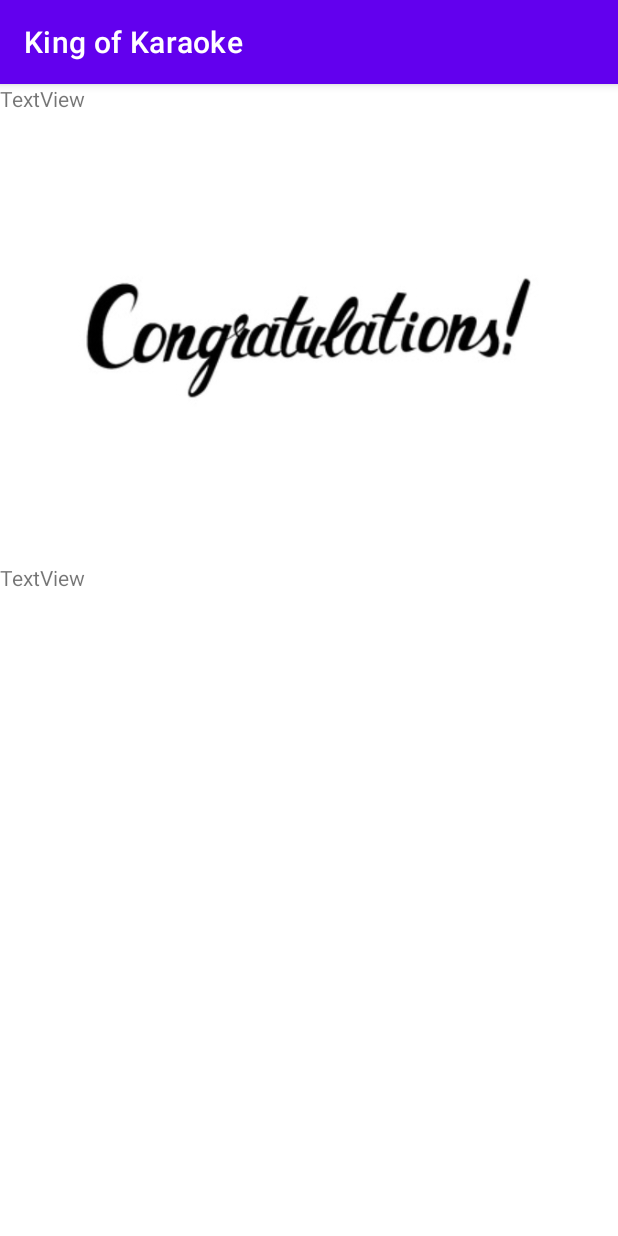
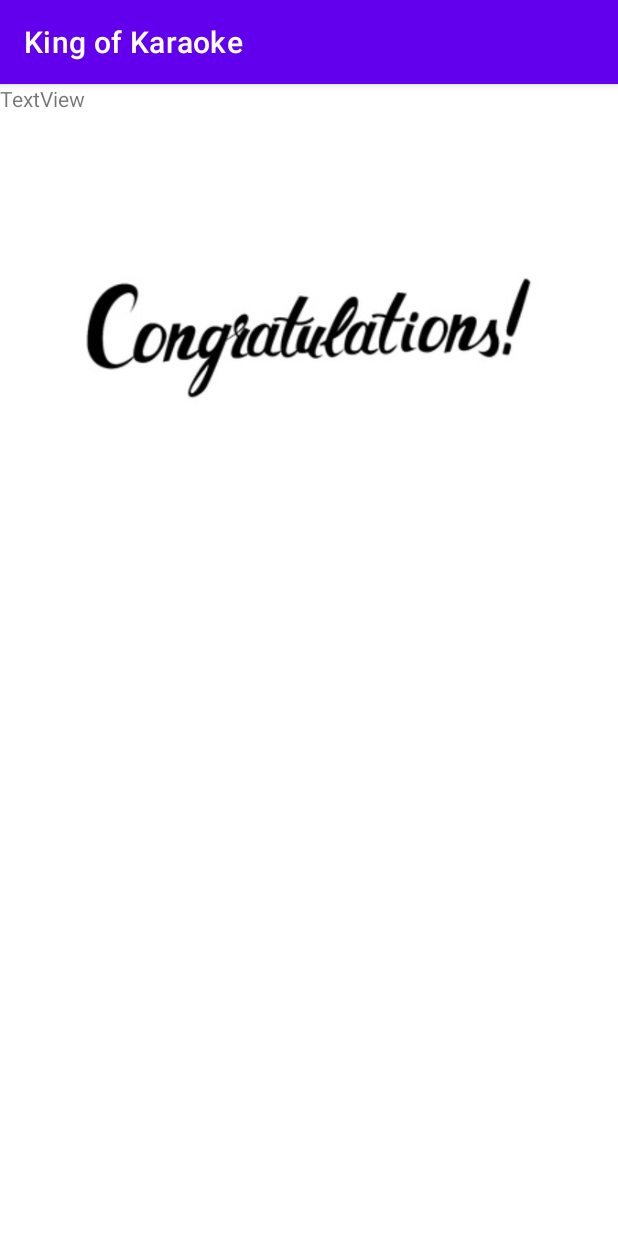
Before and after one commit to BoxArchived/AndroidDevCourseProject, an Android app: the ScoreActivity screen opened directly, with no data from a screen before it, on a phone screen of 412 x 824 dp. Run offline under Robolectric (Android 15) with nearby library versions, the light colour scheme and no system bars; 6 statements that could not run were skipped.

Commit message:
Update activity_score.xml

```diff
--- a/client/app/src/main/res/layout/activity_score.xml
+++ b/client/app/src/main/res/layout/activity_score.xml
@@ -7,26 +7,34 @@
     android:orientation="vertical"
     tools:context=".ScoreActivity">
 
+    <ScrollView
+        android:layout_width="match_parent"
+        android:layout_height="match_parent">
+
+        <LinearLayout
+            android:layout_width="match_parent"
+            android:layout_height="wrap_content"
+            android:orientation="vertical" >
+
             <TextView
-        android:id="@+id/scoreTextView"
+                android:id="@+id/rankTextView"
                 android:layout_width="match_parent"
                 android:layout_height="wrap_content"
                 android:text="TextView" />
-
+            <androidx.recyclerview.widget.RecyclerView
+                android:id="@+id/recyclerView"
+                android:layout_width="match_parent"
+                android:layout_height="wrap_content" />
             <ImageView
                 android:id="@+id/conView"
                 android:layout_width="match_parent"
                 android:layout_height="wrap_content"
                 app:srcCompat="@drawable/ic_launcher_background" />
 
-    <TextView
-        android:id="@+id/rankTextView"
-        android:layout_width="match_parent"
-        android:layout_height="wrap_content"
-        android:text="TextView" />
 
-    <androidx.recyclerview.widget.RecyclerView
-        android:id="@+id/recyclerView"
-        android:layout_width="match_parent"
-        android:layout_height="match_parent" />
+
         </LinearLayout>
+    </ScrollView>
+
+
+</LinearLayout>
```
Lines whose indentation alone changed are shown as unchanged.
